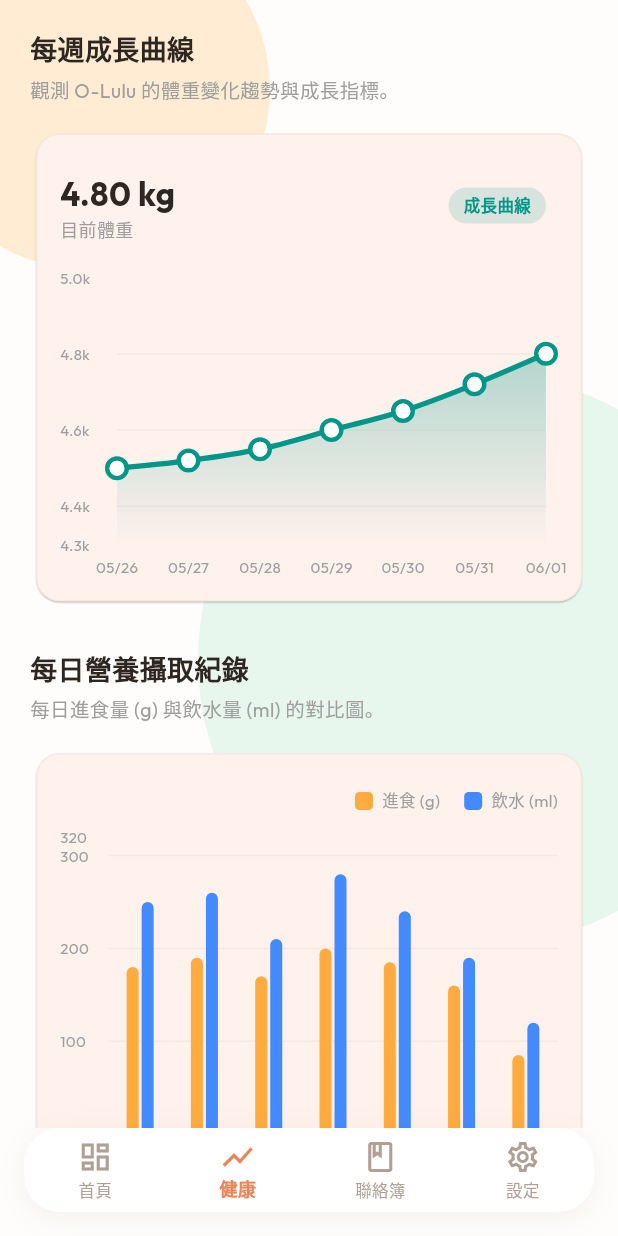
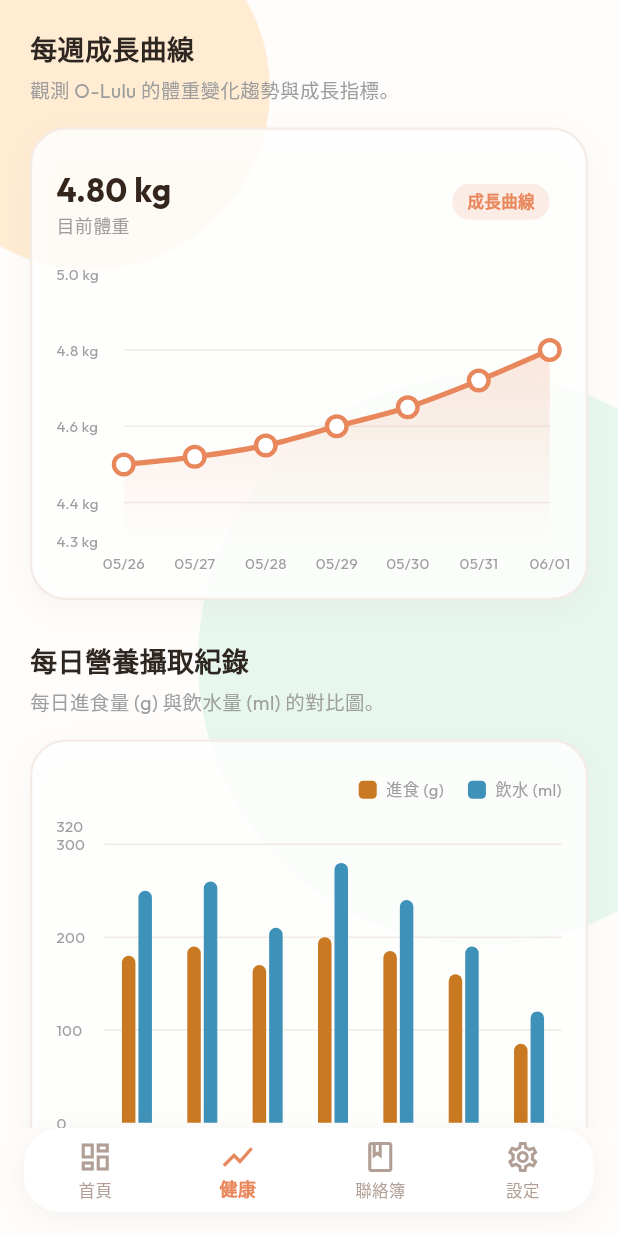
Before and after one commit to snownilight/luluHealthCheckProject, a Flutter app: the screen it shows after launch, item 2 of the bottom bar chosen, on a phone screen of 412 x 824 dp. Run offline on Flutter 3.47's test engine with Material 3 defaults, Android fonts, the phone set to English and light mode, and no system bars; drawn by our look-alikes of fl_chart; our stand-ins replace flutter_riverpod, google_fonts; missing offline and left inert: stomp_dart_client; network calls fail.

Commit message:
feat: [PET-029] Refactor weight and nutrient chart cards to glassmorphic design and custom color palette

```diff
--- a/frontend/lib/screens/trends_screen.dart
+++ b/frontend/lib/screens/trends_screen.dart
@@ -219,12 +219,20 @@ class _TrendsScreenState extends ConsumerState<TrendsScreen> {
 
   // Weight Trend Line Chart
   Widget _buildWeightChartCard(List<Map<String, dynamic>> data) {
+    final bool isDark = Theme.of(context).brightness == Brightness.dark;
+
     if (data.isEmpty) {
-      return const Card(
-        child: Padding(
-          padding: EdgeInsets.all(24),
-          child: Center(child: Text('暫無體重趨勢數據。')),
+      return Container(
+        decoration: BoxDecoration(
+          color: isDark ? const Color(0xFF261D1A) : Colors.white.withOpacity(0.85),
+          borderRadius: BorderRadius.circular(24),
+          border: Border.all(
+            color: isDark ? const Color(0xFF3C2E2A) : const Color(0xFFF5EBE6),
+            width: 1.5,
+          ),
         ),
+        padding: const EdgeInsets.all(24),
+        child: const Center(child: Text('暫無體重趨勢數據。')),
       );
     }
 
@@ -237,11 +245,22 @@ class _TrendsScreenState extends ConsumerState<TrendsScreen> {
       spots.add(FlSpot(i.toDouble(), weight));
     }
 
-    return Card(
-      elevation: 0.5,
-      shape: RoundedRectangleBorder(
-        borderRadius: BorderRadius.circular(16),
-        side: BorderSide(color: Colors.grey.withOpacity(0.1), width: 1),
+    return Container(
+      decoration: BoxDecoration(
+        color: isDark ? const Color(0xFF261D1A) : Colors.white.withOpacity(0.85),
+        borderRadius: BorderRadius.circular(24),
+        border: Border.all(
+          color: isDark ? const Color(0xFF3C2E2A) : const Color(0xFFF5EBE6),
+          width: 1.5,
+        ),
+        boxShadow: [
+          if (!isDark)
+            BoxShadow(
+              color: const Color(0xFF35261D).withOpacity(0.04),
+              blurRadius: 16,
+              offset: const Offset(0, 6),
+            ),
+        ],
       ),
       child: Padding(
         padding: const EdgeInsets.only(top: 24, bottom: 16, left: 16, right: 24),
@@ -256,7 +275,11 @@ class _TrendsScreenState extends ConsumerState<TrendsScreen> {
                   children: [
                     Text(
                       '${data.last['weightKg'].toStringAsFixed(2)} kg',
-                      style: const TextStyle(fontSize: 22, fontWeight: FontWeight.bold),
+                      style: TextStyle(
+                        fontSize: 22,
+                        fontWeight: FontWeight.bold,
+                        color: isDark ? Colors.white : const Color(0xFF35261D),
+                      ),
                     ),
                     const Text('目前體重', style: TextStyle(fontSize: 12, color: Colors.grey)),
                   ],
@@ -264,12 +287,12 @@ class _TrendsScreenState extends ConsumerState<TrendsScreen> {
                 Container(
                   padding: const EdgeInsets.symmetric(horizontal: 10, vertical: 4),
                   decoration: BoxDecoration(
-                    color: Colors.teal.withOpacity(0.15),
+                    color: const Color(0xFFE8875C).withOpacity(0.15),
                     borderRadius: BorderRadius.circular(20),
                   ),
                   child: const Text(
                     '成長曲線',
-                    style: TextStyle(color: Colors.teal, fontWeight: FontWeight.bold, fontSize: 11),
+                    style: TextStyle(color: Color(0xFFE8875C), fontWeight: FontWeight.bold, fontSize: 11),
                   ),
                 ),
               ],
@@ -285,7 +308,7 @@ class _TrendsScreenState extends ConsumerState<TrendsScreen> {
                     show: true,
                     drawVerticalLine: false,
                     getDrawingHorizontalLine: (val) => FlLine(
-                      color: Colors.grey.withOpacity(0.1),
+                      color: isDark ? const Color(0xFF332924) : const Color(0xFFF2EAE5),
                       strokeWidth: 1,
                     ),
                   ),
@@ -296,10 +319,10 @@ class _TrendsScreenState extends ConsumerState<TrendsScreen> {
                     leftTitles: AxisTitles(
                       sideTitles: SideTitles(
                         showTitles: true,
-                        reservedSize: 38,
+                        reservedSize: 45,
                         getTitlesWidget: (value, meta) {
                           return Text(
-                            '${value.toStringAsFixed(1)}k',
+                            '${value.toStringAsFixed(1)} kg',
                             style: const TextStyle(color: Colors.grey, fontSize: 10),
                           );
                         },
@@ -330,7 +353,7 @@ class _TrendsScreenState extends ConsumerState<TrendsScreen> {
                     LineChartBarData(
                       spots: spots,
                       isCurved: true,
-                      color: Colors.teal,
+                      color: const Color(0xFFE8875C),
                       barWidth: 3.5,
                       isStrokeCapRound: true,
                       dotData: FlDotData(
@@ -338,7 +361,7 @@ class _TrendsScreenState extends ConsumerState<TrendsScreen> {
                         getDotPainter: (spot, percent, barData, index) => FlDotCirclePainter(
                           radius: 5,
                           color: Colors.white,
-                          strokeColor: Colors.teal,
+                          strokeColor: const Color(0xFFE8875C),
                           strokeWidth: 3,
                         ),
                       ),
@@ -346,8 +369,8 @@ class _TrendsScreenState extends ConsumerState<TrendsScreen> {
                         show: true,
                         gradient: LinearGradient(
                           colors: [
-                            Colors.teal.withOpacity(0.3),
-                            Colors.teal.withOpacity(0.0),
+                            const Color(0xFFE8875C).withOpacity(0.2),
+                            const Color(0xFFE8875C).withOpacity(0.0),
                           ],
                           begin: Alignment.topCenter,
                           end: Alignment.bottomCenter,
@@ -366,12 +389,20 @@ class _TrendsScreenState extends ConsumerState<TrendsScreen> {
 
   // Nutrient History Double Bar Chart
   Widget _buildNutrientChartCard(List<Map<String, dynamic>> data) {
+    final bool isDark = Theme.of(context).brightness == Brightness.dark;
+
     if (data.isEmpty) {
-      return const Card(
-        child: Padding(
-          padding: EdgeInsets.all(24),
-          child: Center(child: Text('暫無每日營養攝取數據。')),
+      return Container(
+        decoration: BoxDecoration(
+          color: isDark ? const Color(0xFF261D1A) : Colors.white.withOpacity(0.85),
+          borderRadius: BorderRadius.circular(24),
+          border: Border.all(
+            color: isDark ? const Color(0xFF3C2E2A) : const Color(0xFFF5EBE6),
+            width: 1.5,
+          ),
         ),
+        padding: const EdgeInsets.all(24),
+        child: const Center(child: Text('暫無每日營養攝取數據。')),
       );
     }
 
@@ -386,26 +417,37 @@ class _TrendsScreenState extends ConsumerState<TrendsScreen> {
           barRods: [
             BarChartRodData(
               toY: food,
-              color: Colors.orangeAccent,
-              width: 8,
-              borderRadius: const BorderRadius.vertical(top: Radius.circular(4)),
+              color: const Color(0xFFC97922),
+              width: 9,
+              borderRadius: const BorderRadius.vertical(top: Radius.circular(6)),
             ),
             BarChartRodData(
               toY: water,
-              color: Colors.blueAccent,
-              width: 8,
-              borderRadius: const BorderRadius.vertical(top: Radius.circular(4)),
+              color: const Color(0xFF3E91B8),
+              width: 9,
+              borderRadius: const BorderRadius.vertical(top: Radius.circular(6)),
             ),
           ],
         ),
       );
     }
 
-    return Card(
-      elevation: 0.5,
-      shape: RoundedRectangleBorder(
-        borderRadius: BorderRadius.circular(16),
-        side: BorderSide(color: Colors.grey.withOpacity(0.1), width: 1),
+    return Container(
+      decoration: BoxDecoration(
+        color: isDark ? const Color(0xFF261D1A) : Colors.white.withOpacity(0.85),
+        borderRadius: BorderRadius.circular(24),
+        border: Border.all(
+          color: isDark ? const Color(0xFF3C2E2A) : const Color(0xFFF5EBE6),
+          width: 1.5,
+        ),
+        boxShadow: [
+          if (!isDark)
+            BoxShadow(
+              color: const Color(0xFF35261D).withOpacity(0.04),
+              blurRadius: 16,
+              offset: const Offset(0, 6),
+            ),
+        ],
       ),
       child: Padding(
         padding: const EdgeInsets.only(top: 24, bottom: 16, left: 16, right: 16),
@@ -416,9 +458,9 @@ class _TrendsScreenState extends ConsumerState<TrendsScreen> {
             Row(
               mainAxisAlignment: MainAxisAlignment.end,
               children: [
-                _buildLegendItem('進食 (g)', Colors.orangeAccent),
+                _buildLegendItem('進食 (g)', const Color(0xFFC97922)),
                 const SizedBox(width: 16),
-                _buildLegendItem('飲水 (ml)', Colors.blueAccent),
+                _buildLegendItem('飲水 (ml)', const Color(0xFF3E91B8)),
               ],
             ),
             const SizedBox(height: 16),
@@ -432,7 +474,7 @@ class _TrendsScreenState extends ConsumerState<TrendsScreen> {
                     show: true,
                     drawVerticalLine: false,
                     getDrawingHorizontalLine: (val) => FlLine(
-                      color: Colors.grey.withOpacity(0.1),
+                      color: isDark ? const Color(0xFF332924) : const Color(0xFFF2EAE5),
                       strokeWidth: 1,
                     ),
                   ),
```
Also changed, not shown: 1 other file.
